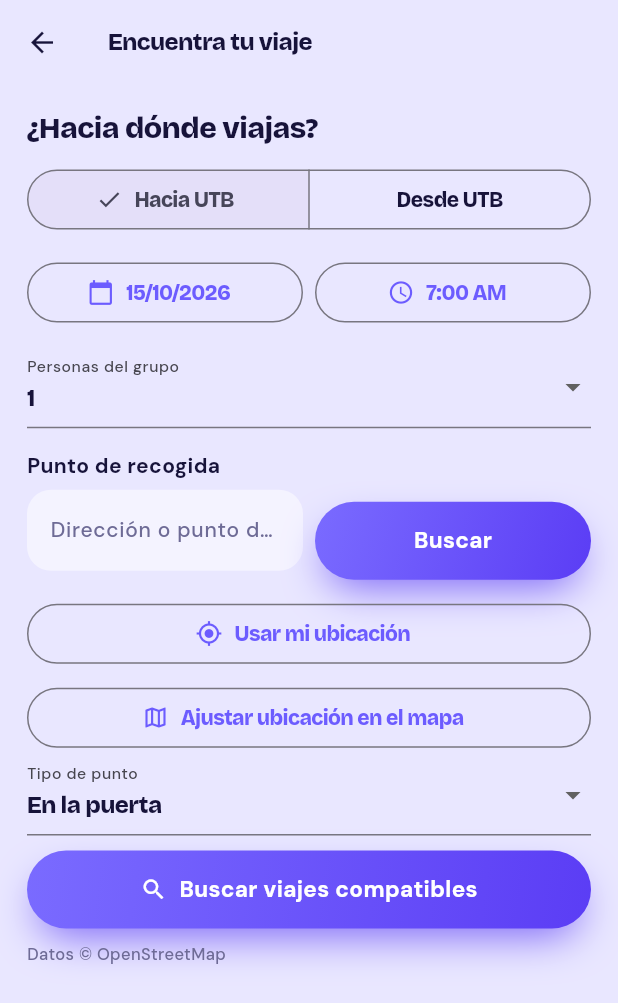
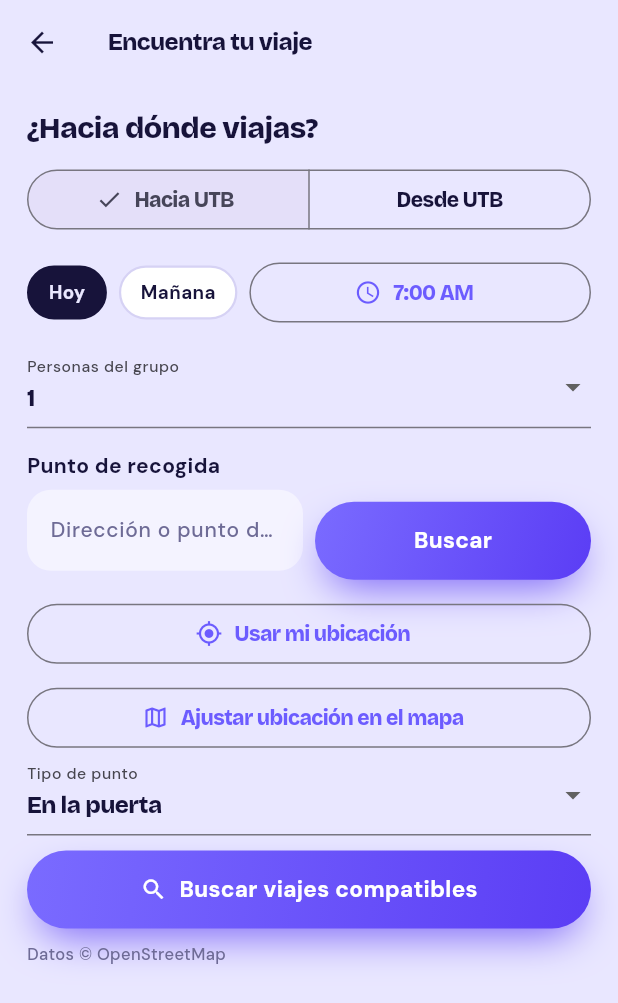
Before and after one commit to ISCOUTB/AS_202620_ROUTB, a Flutter app: the SuggestionsScreen screen opened directly, on a phone screen of 412 x 824 dp. Shown: the top 1003 px of the screen. Run offline on Flutter 3.47's test engine with Material 3 defaults, Android fonts, the phone set to English and light mode, and no system bars; our stand-ins replace firebase_core, firebase_messaging, flutter_local_notifications, flutter_map, geolocator, latlong2 and 1 more; accounts and stored records are empty.

Commit message:
docs: nuevo formato de selector de fechas

```diff
--- a/frontend/lib/core/models/trip_schedule.dart
+++ b/frontend/lib/core/models/trip_schedule.dart
@@ -41,6 +41,19 @@ abstract final class TripSchedule {
     return '${_weekdays[selected.weekday - 1]}, $day';
   }
 
+  /// Cierra [date] a la ventana permitida por la app: hoy o mañana.
+  ///
+  /// La API rechaza publicar o buscar viajes fuera de esa ventana (ADR 0016),
+  /// así que una fecha heredada de una versión anterior se ajusta aquí.
+  static DateTime clampToTripWindow(DateTime date, {DateTime? now}) {
+    final today = dateOnly(now ?? DateTime.now());
+    final tomorrow = today.add(const Duration(days: 1));
+    final selected = dateOnly(date);
+    if (selected.isBefore(today)) return today;
+    if (selected.isAfter(tomorrow)) return tomorrow;
+    return selected;
+  }
+
   /// Próxima fecha en que la hora elegida todavía no haya pasado.
   static DateTime nextOccurrence(TravelTime time, {DateTime? now}) {
     final current = now ?? DateTime.now();
--- /dev/null
+++ b/frontend/lib/core/widgets/date_quick_picker.dart
@@ -0,0 +1,50 @@
+import 'package:flutter/material.dart';
+
+import '../models/trip_schedule.dart';
+import 'routb_field.dart';
+
+/// Selector de fecha con las dos opciones permitidas: hoy y mañana.
+///
+/// Reemplaza al calendario: la API rechaza publicar o buscar viajes fuera de
+/// esa ventana (ADR 0016), así que la interfaz solo ofrece esas dos fechas.
+class DateQuickPicker extends StatelessWidget {
+  const DateQuickPicker({
+    required this.value,
+    required this.onChanged,
+    this.now,
+    super.key,
+  });
+
+  /// Fecha seleccionada; se compara solo por día.
+  final DateTime value;
+
+  /// Se notifica con el día elegido, siempre normalizado a medianoche.
+  final ValueChanged<DateTime> onChanged;
+
+  /// Reloj inyectable para las pruebas.
+  final DateTime? now;
+
+  @override
+  Widget build(BuildContext context) {
+    final today = TripSchedule.dateOnly(now ?? DateTime.now());
+    final tomorrow = today.add(const Duration(days: 1));
+    final selected = TripSchedule.clampToTripWindow(value, now: now);
+
+    return Row(
+      mainAxisSize: MainAxisSize.min,
+      children: <Widget>[
+        RoutbChip(
+          label: 'Hoy',
+          selected: selected == today,
+          onTap: () => onChanged(today),
+        ),
+        const SizedBox(width: 8),
+        RoutbChip(
+          label: 'Mañana',
+          selected: selected == tomorrow,
+          onTap: () => onChanged(tomorrow),
+        ),
+      ],
+    );
+  }
+}
--- a/frontend/lib/features/matching/presentation/suggestions_screen.dart
+++ b/frontend/lib/features/matching/presentation/suggestions_screen.dart
@@ -1,10 +1,12 @@
 import 'package:flutter/material.dart';
 
 import '../../../app/dependencies.dart';
+import '../../../core/models/trip_schedule.dart';
 import '../../../core/models/trip_suggestion.dart';
 import '../../../core/theme/routb_palette.dart';
 import '../../../core/theme/routb_text.dart';
 import '../../../core/widgets/address_search_field.dart';
+import '../../../core/widgets/date_quick_picker.dart';
 import '../../../core/widgets/routb_button.dart';
 import '../../../core/widgets/routb_toast.dart';
 import '../../trips/data/trip_repository.dart';
@@ -28,7 +30,9 @@ class _StopDraft {
 class _SuggestionsScreenState extends State<SuggestionsScreen> {
   final List<_StopDraft> _stops = <_StopDraft>[_StopDraft()];
   late String _direction = widget.initialDirection ?? 'to_campus';
-  late DateTime _date = DateUtils.dateOnly(widget.initialDate ?? DateTime.now());
+  late DateTime _date = TripSchedule.clampToTripWindow(
+    widget.initialDate ?? DateTime.now(),
+  );
   TimeOfDay _time = const TimeOfDay(hour: 7, minute: 0);
   int _seatCount = 1;
   bool _loading = false;
@@ -47,7 +51,10 @@ class _SuggestionsScreenState extends State<SuggestionsScreen> {
         child: ListView(
           padding: const EdgeInsets.all(18),
           children: <Widget>[
-            Text('¿Hacia dónde viajas?', style: RoutbText.headline(20, color: palette.ink)),
+            Text(
+              '¿Hacia dónde viajas?',
+              style: RoutbText.headline(20, color: palette.ink),
+            ),
             const SizedBox(height: 12),
             SegmentedButton<String>(
               segments: const <ButtonSegment<String>>[
@@ -63,60 +70,86 @@ class _SuggestionsScreenState extends State<SuggestionsScreen> {
               }),
             ),
             const SizedBox(height: 14),
-            Row(children: <Widget>[
-              Expanded(child: OutlinedButton.icon(
-                onPressed: _pickDate,
-                icon: const Icon(Icons.calendar_today),
-                label: Text('${_date.day}/${_date.month}/${_date.year}'),
-              )),
-              const SizedBox(width: 8),
-              Expanded(child: OutlinedButton.icon(
-                onPressed: _pickTime,
-                icon: const Icon(Icons.schedule),
-                label: Text(_time.format(context)),
-              )),
-            ]),
+            Row(
+              children: <Widget>[
+                DateQuickPicker(
+                  value: _date,
+                  onChanged: (value) => setState(() => _date = value),
+                ),
+                const SizedBox(width: 8),
+                Expanded(
+                  child: OutlinedButton.icon(
+                    onPressed: _pickTime,
+                    icon: const Icon(Icons.schedule),
+                    label: Text(_time.format(context)),
+                  ),
+                ),
+              ],
+            ),
             const SizedBox(height: 12),
             DropdownButtonFormField<int>(
               initialValue: _seatCount,
-              decoration: const InputDecoration(labelText: 'Personas del grupo'),
+              decoration: const InputDecoration(
+                labelText: 'Personas del grupo',
+              ),
               items: List<DropdownMenuItem<int>>.generate(
                 4,
-                (index) => DropdownMenuItem(value: index + 1, child: Text('${index + 1}')),
+                (index) => DropdownMenuItem(
+                  value: index + 1,
+                  child: Text('${index + 1}'),
+                ),
               ),
               onChanged: (value) => setState(() => _seatCount = value ?? 1),
             ),
             const SizedBox(height: 16),
             for (var index = 0; index < _stops.length; index++) ...[
               Text(
-                _direction == 'to_campus' ? 'Punto de recogida' : 'Parada ${index + 1}',
-                style: RoutbText.copy(14, color: palette.ink, weight: FontWeight.w700),
+                _direction == 'to_campus'
+                    ? 'Punto de recogida'
+                    : 'Parada ${index + 1}',
+                style: RoutbText.copy(
+                  14,
+                  color: palette.ink,
+                  weight: FontWeight.w700,
+                ),
               ),
               AddressSearchField(
                 key: ValueKey<int>(index),
                 geocodeRepository: _dependencies.geocode,
                 label: 'Dirección o punto de encuentro',
-                onLocationSelected: (location) => setState(() => _stops[index].location = location),
-                onLocationCleared: () => setState(() => _stops[index].location = null),
+                onLocationSelected: (location) =>
+                    setState(() => _stops[index].location = location),
+                onLocationCleared: () =>
+                    setState(() => _stops[index].location = null),
               ),
               if (_direction == 'from_campus')
                 DropdownButtonFormField<int>(
                   initialValue: _stops[index].seats,
-                  decoration: const InputDecoration(labelText: 'Personas que bajan aquí'),
+                  decoration: const InputDecoration(
+                    labelText: 'Personas que bajan aquí',
+                  ),
                   items: List<DropdownMenuItem<int>>.generate(
                     _seatCount,
-                    (seatIndex) => DropdownMenuItem(value: seatIndex + 1, child: Text('${seatIndex + 1}')),
+                    (seatIndex) => DropdownMenuItem(
+                      value: seatIndex + 1,
+                      child: Text('${seatIndex + 1}'),
+                    ),
                   ),
-                  onChanged: (value) => setState(() => _stops[index].seats = value ?? 1),
+                  onChanged: (value) =>
+                      setState(() => _stops[index].seats = value ?? 1),
                 ),
               DropdownButtonFormField<String>(
                 initialValue: _stops[index].placeType,
                 decoration: const InputDecoration(labelText: 'Tipo de punto'),
                 items: const <DropdownMenuItem<String>>[
                   DropdownMenuItem(value: 'door', child: Text('En la puerta')),
-                  DropdownMenuItem(value: 'meeting_point', child: Text('Punto de encuentro')),
+                  DropdownMenuItem(
+                    value: 'meeting_point',
+                    child: Text('Punto de encuentro'),
+                  ),
                 ],
-                onChanged: (value) => setState(() => _stops[index].placeType = value ?? 'door'),
+                onChanged: (value) =>
+                    setState(() => _stops[index].placeType = value ?? 'door'),
               ),
               if (_direction == 'from_campus' && _stops.length > 1)
                 Align(
@@ -153,12 +186,18 @@ class _SuggestionsScreenState extends State<SuggestionsScreen> {
             if (_suggestions.isEmpty && !_loading && !_relaxed)
               Padding(
                 padding: const EdgeInsets.only(top: 10),
-                child: Text('Datos © OpenStreetMap', style: RoutbText.copy(11, color: palette.muted)),
+                child: Text(
+                  'Datos © OpenStreetMap',
+                  style: RoutbText.copy(11, color: palette.muted),
+                ),
               ),
             const SizedBox(height: 16),
             for (final suggestion in _suggestions) _suggestionCard(suggestion),
             if (_suggestions.isNotEmpty)
-              Text('Datos © OpenStreetMap', style: RoutbText.copy(11, color: palette.muted)),
+              Text(
+                'Datos © OpenStreetMap',
+                style: RoutbText.copy(11, color: palette.muted),
+              ),
           ],
         ),
       ),
@@ -174,7 +213,9 @@ class _SuggestionsScreenState extends State<SuggestionsScreen> {
       color: palette.card,
       child: ListTile(
         title: Text('${item.origin} → ${item.destination}'),
-        subtitle: Text('${item.driverName} · Recogida estimada $eta · Desvío ${item.detourMinutes} min'),
+        subtitle: Text(
+          '${item.driverName} · Recogida estimada $eta · Desvío ${item.detourMinutes} min',
+        ),
         trailing: Icon(Icons.chevron_right, color: palette.brand),
         onTap: () => _request(item),
       ),
@@ -186,14 +227,25 @@ class _SuggestionsScreenState extends State<SuggestionsScreen> {
       RoutbToast.show(context, 'Completa la dirección de cada parada.');
       return;
     }
-    if (_direction == 'from_campus' && _stops.fold<int>(0, (sum, stop) => sum + stop.seats) != _seatCount) {
-      RoutbToast.show(context, 'La suma de personas por parada debe ser $_seatCount.');
+    if (_direction == 'from_campus' &&
+        _stops.fold<int>(0, (sum, stop) => sum + stop.seats) != _seatCount) {
+      RoutbToast.show(
+        context,
+        'La suma de personas por parada debe ser $_seatCount.',
+      );
       return;
     }
-    setState(() { _loading = true; _relaxed = relaxed; _suggestions = const <TripSuggestion>[]; });
+    setState(() {
+      _loading = true;
+      _relaxed = relaxed;
+      _suggestions = const <TripSuggestion>[];
+    });
     try {
-      final time = '${_time.hourOfPeriod == 0 ? 12 : _time.hourOfPeriod}:${_time.minute.toString().padLeft(2, '0')} ${_time.period.name.toUpperCase()}';
-      final points = _stops.map((stop) => (lat: stop.location!.lat, lng: stop.location!.lng)).toList();
+      final time =
+          '${_time.hourOfPeriod == 0 ? 12 : _time.hourOfPeriod}:${_time.minute.toString().padLeft(2, '0')} ${_time.period.name.toUpperCase()}';
+      final points = _stops
+          .map((stop) => (lat: stop.location!.lat, lng: stop.location!.lng))
+          .toList();
       final result = await _dependencies.matching.suggestions(
         direction: _direction,
         points: points,
@@ -203,7 +255,10 @@ class _SuggestionsScreenState extends State<SuggestionsScreen> {
         relaxed: relaxed,
       );
       if (!mounted) return;
-      setState(() { _suggestions = result; _relaxed = !relaxed && result.isEmpty; });
+      setState(() {
+        _suggestions = result;
+        _relaxed = !relaxed && result.isEmpty;
+      });
     } on Exception catch (error) {
       if (mounted) RoutbToast.show(context, error.toString());
     } finally {
@@ -212,7 +267,13 @@ class _SuggestionsScreenState extends State<SuggestionsScreen> {
   }
 
   Future<void> _request(TripSuggestion suggestion) async {
-    final requestedAt = DateTime(_date.year, _date.month, _date.day, _time.hour, _time.minute);
+    final requestedAt = DateTime(
+      _date.year,
+      _date.month,
+      _date.day,
+      _time.hour,
+      _time.minute,
+    );
     final stops = <RequestStopInput>[
       for (final stop in _stops)
         RequestStopInput(
@@ -228,20 +289,15 @@ class _SuggestionsScreenState extends State<SuggestionsScreen> {
         requestedAt: requestedAt,
         stops: stops,
       );
-      if (mounted) RoutbToast.show(context, 'Solicitud enviada a ${suggestion.driverName}.');
+      if (mounted) {
+        RoutbToast.show(
+          context,
+          'Solicitud enviada a ${suggestion.driverName}.',
+        );
+      }
     } on Exception catch (error) {
       if (mounted) RoutbToast.show(context, error.toString());
     }
-  }
-
-  Future<void> _pickDate() async {
-    final value = await showDatePicker(
-      context: context,
-      initialDate: _date,
-      firstDate: DateUtils.dateOnly(DateTime.now()),
-      lastDate: DateTime.now().add(const Duration(days: 30)),
-    );
-    if (value != null && mounted) setState(() => _date = DateUtils.dateOnly(value));
   }
 
   Future<void> _pickTime() async {
```
Also changed, not shown: frontend/lib/features/driver/widgets/publish_route_sheet.dart (+4 -25 lines), frontend/lib/features/passenger/screens/passenger_screen.dart (+15 -27 lines), frontend/lib/features/passenger/widgets/trip_card.dart (+8 -10 lines), 8 other files.
